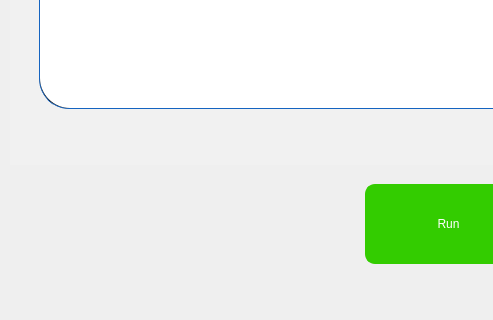
Old version of the form pApp-22-June-2021/scleaning.ui in the repository ChandraMVE/PSSC_QT_Development; both pictures show x 0 to 493 and y 556 to 876 of the 768 by 876 pixel window.
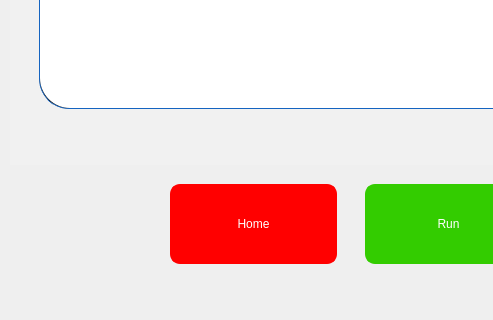
New version of the form.

Commit message: 2 changes 1. Added Home button to Rinsing Tab 2. Formula Row-1 in Memory Tab is Partially Hidden Issue is solved

```diff
--- a/pApp-22-June-2021/scleaning.ui
+++ b/pApp-22-June-2021/scleaning.ui
@@ -443,6 +443,69 @@
     </widget>
    </widget>
   </widget>
+  <widget class="QPushButton" name="pbHome">
+   <property name="geometry">
+    <rect>
+     <x>170</x>
+     <y>740</y>
+     <width>167</width>
+     <height>80</height>
+    </rect>
+   </property>
+   <property name="focusPolicy">
+    <enum>Qt::ClickFocus</enum>
+   </property>
+   <property name="styleSheet">
+    <string notr="true">QPushButton{
+background-color: red;
+border-width: 2px;
+border-color: red;
+border-style: solid;
+border-radius: 10;
+color: rgb(255, 255, 255);
+font: 75 16pt &quot;Roboto Medium&quot;;
+}
+QPushButton:disabled { 
+background-color: rgb(255, 174, 171);
+border-width: 2px;
+border-color: rgb(127, 143, 127);
+border-style: solid;
+border-radius: 10;
+color: rgb(0, 0, 0);
+font: 75 16pt &quot;Roboto Medium&quot;;
+}
+QPushButton:pressed {
+background-color: rgb(194, 54, 11);
+border-width: 2px;
+border-color: rgb(194, 54, 11);
+border-style: solid;
+border-radius: 10;
+color: rgb(255, 255, 255);
+font: 75 16pt &quot;Roboto Medium&quot;;
+}
+QPushButton:down {
+background-color: rgb(24, 163, 3);
+border-width: 2px;
+border-color: rgb(24, 163, 3);
+border-style: solid;
+border-radius: 10;
+color: rgb(0, 0, 0);
+font: 75 16pt &quot;Roboto Medium&quot;;
+}
+QPushButton:default {
+background-color: rgb(241, 241, 241);
+border-width: 2px;
+border-color: rgb(21, 100, 192);
+border-style: solid;
+border-radius: 10;
+color: rgb(0, 0, 0);
+font: 75 16pt &quot;Roboto Medium&quot;;
+}</string>
+   </property>
+   <property name="text">
+    <string>Home</string>
+   </property>
+  </widget>
  </widget>
  <resources/>
  <connections/>
```
The commit also changes 5 other files.
